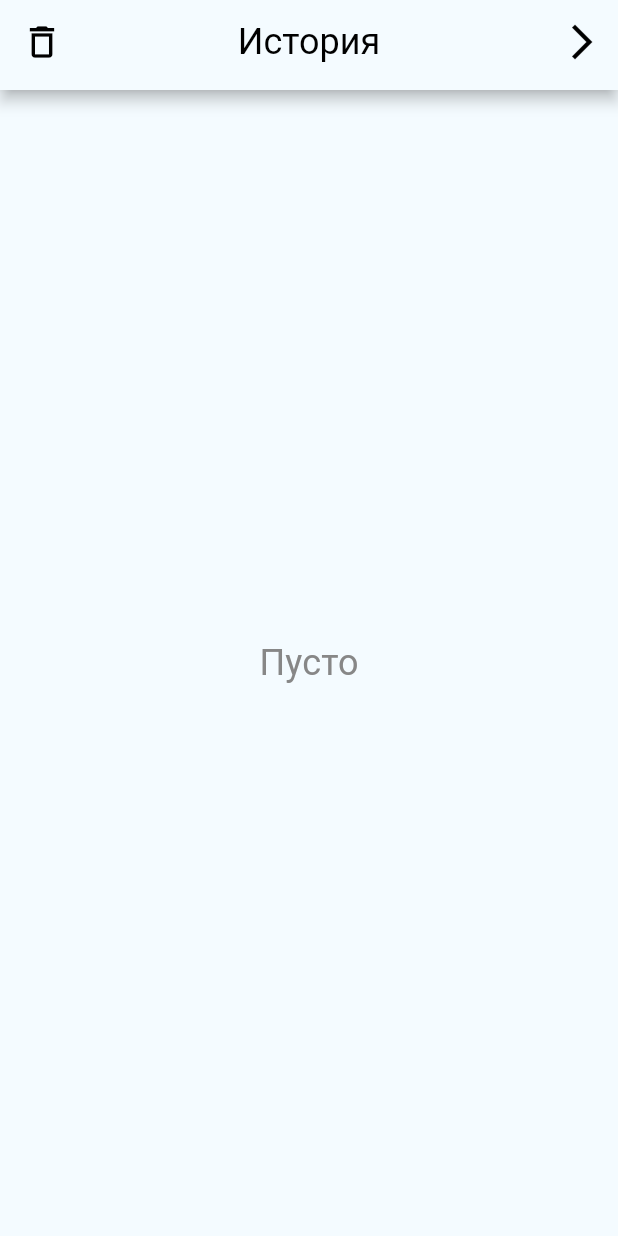
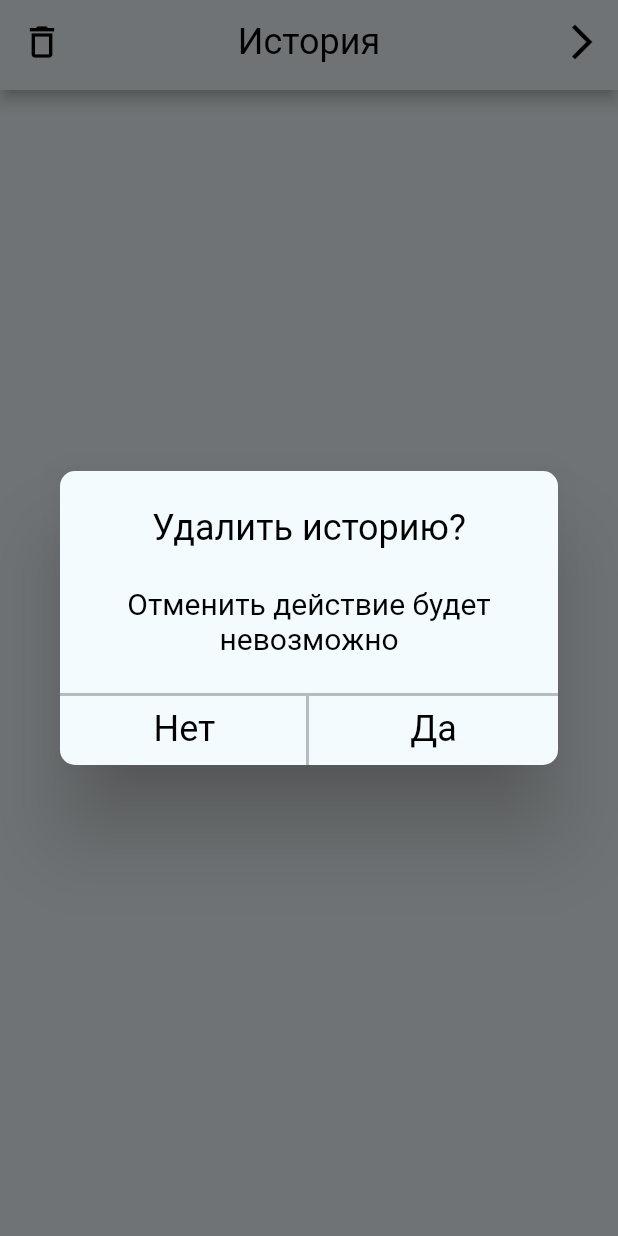
Before and after one commit to bytes7bytes7/currency_converter, a Flutter app: the HistoryScreen screen opened directly, after a tap on the "delete outline" icon, on a phone screen of 412 x 824 dp. Run offline on Flutter 3.47's test engine with Material 2 defaults, Android fonts, the phone set to English and light mode, and no system bars; our stand-ins replace sqflite; accounts and stored records are empty; network calls fail.

Commit message:
added showNoYesDialog

```diff
--- a/lib/screens/history_screen.dart
+++ b/lib/screens/history_screen.dart
@@ -1,3 +1,4 @@
+import 'package:currency_converter/widgets/show_no_yes_dialog.dart';
 import 'package:flutter/material.dart';
 
 import '../bloc/history_bloc.dart';
@@ -78,7 +79,18 @@ class _AppBar extends StatelessWidget implements PreferredSizeWidget {
         splashColor: Theme.of(context).disabledColor.withOpacity(0.25),
         splashRadius: 22.0,
         onPressed: () {
-          HistoryBloc.deleteAllExchanges();
+          showNoYesDialog(
+            context: context,
+            title: 'Удалить историю?',
+            subtitle: 'Отменить действие будет невозможно',
+            noAnswer: () {
+              Navigator.pop(context);
+            },
+            yesAnswer: () {
+              HistoryBloc.deleteAllExchanges();
+              Navigator.pop(context);
+            },
+          );
         },
       ),
       centerTitle: true,
--- /dev/null
+++ b/lib/widgets/show_no_yes_dialog.dart
@@ -0,0 +1,99 @@
+import 'package:flutter/material.dart';
+
+Future<void> showNoYesDialog({
+  required BuildContext context,
+  required String title,
+  required String subtitle,
+  required Function noAnswer,
+  required Function yesAnswer,
+}) async {
+  return showDialog(
+    context: context,
+    barrierDismissible: true, // true - user can dismiss dialog
+    builder: (BuildContext context) {
+      return AlertDialog(
+        backgroundColor: Theme.of(context).scaffoldBackgroundColor,
+        contentPadding: const EdgeInsets.all(0),
+        shape: RoundedRectangleBorder(
+          borderRadius: BorderRadius.circular(10.0),
+        ),
+        title: Center(
+          child: Text(
+            title,
+            style: Theme.of(context).textTheme.headline1,
+          ),
+        ),
+        content: SingleChildScrollView(
+          child: ListBody(
+            children: <Widget>[
+              Padding(
+                padding: const EdgeInsets.symmetric(
+                    horizontal: 10.0, vertical: 25.0),
+                child: Text(
+                  subtitle,
+                  style: Theme.of(context).textTheme.bodyText2,
+                  textAlign: TextAlign.center,
+                ),
+              ),
+              Row(
+                children: [
+                  Expanded(
+                    child: ClipRRect(
+                      borderRadius: const BorderRadius.only(
+                        bottomLeft: Radius.circular(10.0),
+                      ),
+                      child: RawMaterialButton(
+                        padding: const EdgeInsets.symmetric(vertical: 10),
+                        shape: Border(
+                          top: BorderSide(
+                            color: Theme.of(context).focusColor.withOpacity(0.25),
+                            width: 2,
+                          ),
+                          right: BorderSide(
+                            color: Theme.of(context).focusColor.withOpacity(0.25),
+                            width: 2,
+                          ),
+                        ),
+                        child: Text(
+                          'Нет',
+                          style: Theme.of(context).textTheme.headline1,
+                        ),
+                        onPressed: () {
+                          noAnswer();
+                        },
+                      ),
+                    ),
+                  ),
+                  Expanded(
+                    child: ClipRRect(
+                      borderRadius: const BorderRadius.only(
+                        bottomRight: Radius.circular(10.0),
+                      ),
+                      child: RawMaterialButton(
+                        padding: const EdgeInsets.symmetric(vertical: 10),
+                        shape: Border(
+                          top: BorderSide(
+                            color: Theme.of(context).focusColor.withOpacity(0.25),
+                            width: 2,
+                          ),
+                        ),
+                        child: Text(
+                          'Да',
+                          style: Theme.of(context).textTheme.headline1,
+                        ),
+                        onPressed: () {
+                          yesAnswer();
+                        },
+                      ),
+                    ),
+                  ),
+                ],
+              ),
+            ],
+          ),
+        ),
+        actionsPadding: const EdgeInsets.all(0),
+      );
+    },
+  );
+}
```
